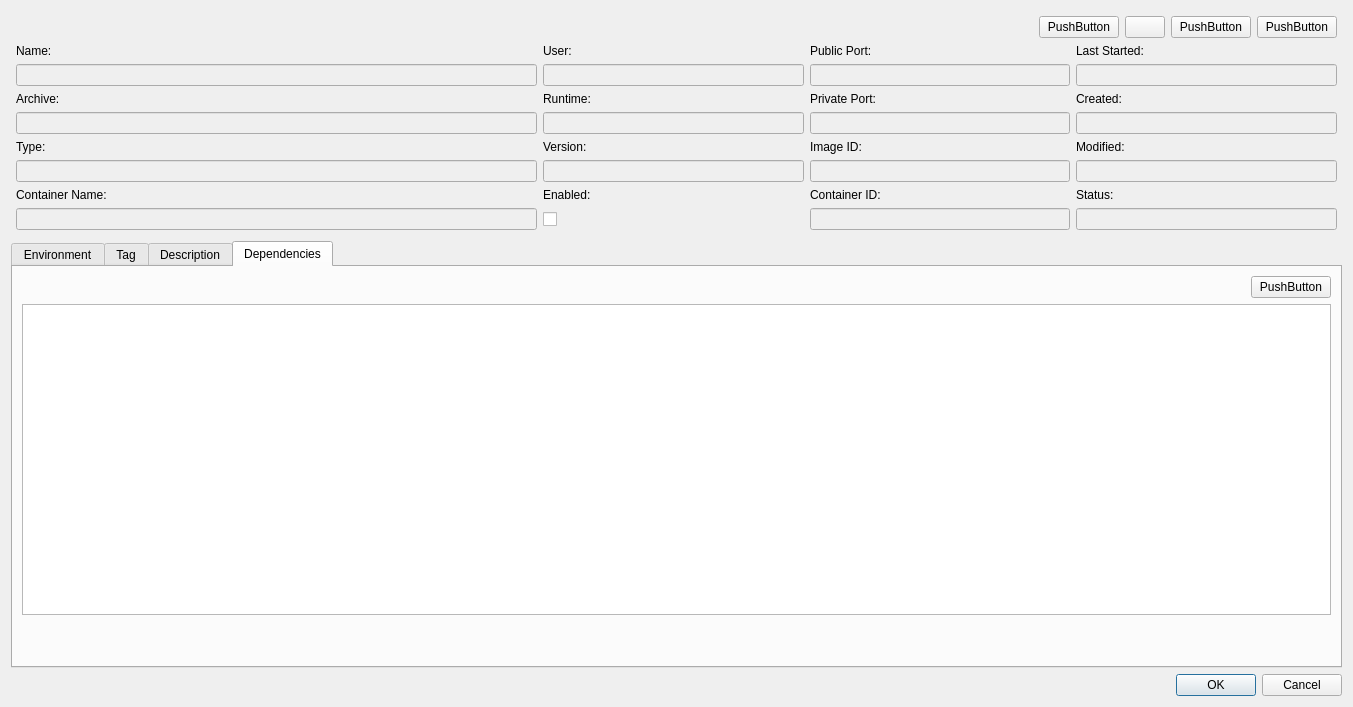
This is src/modules/application/ApplicationEditDialog.ui in jensvogt/awsmock-qt-ui as Qt 5 draws it before an edit. The edited form follows.
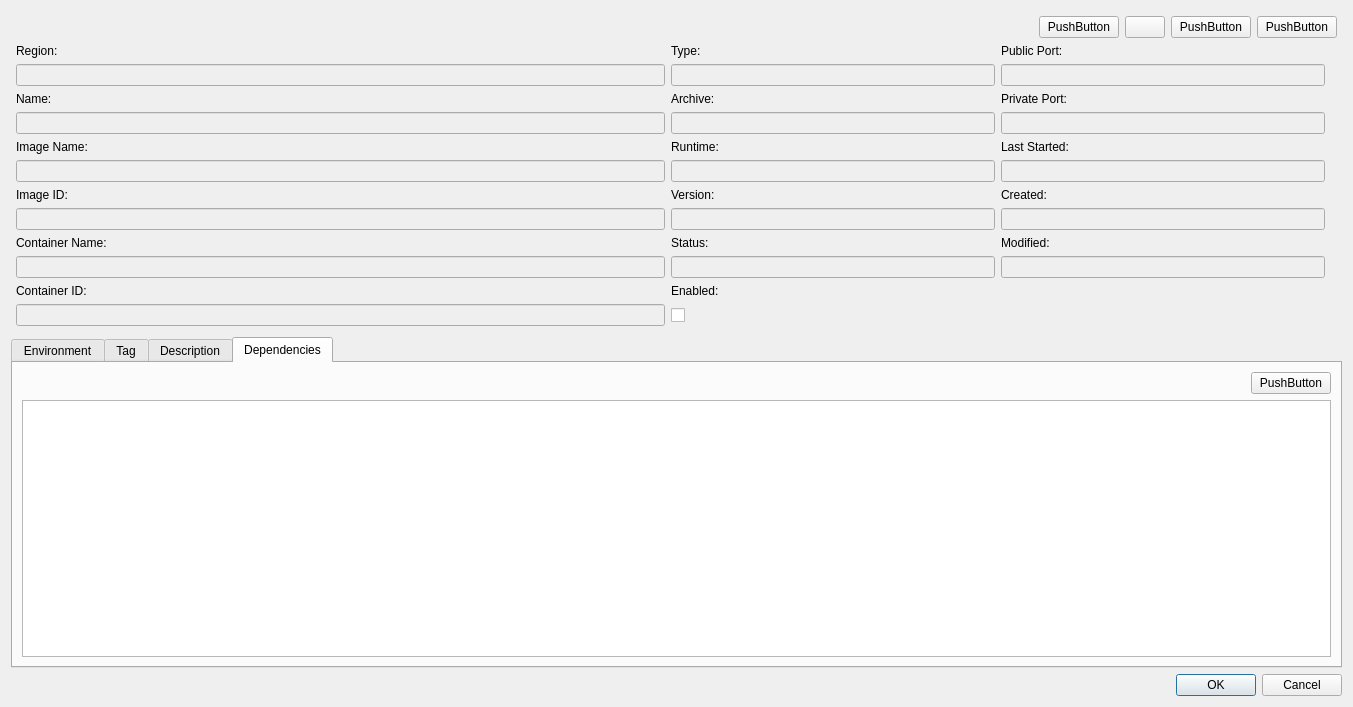
This is the edited form.

Diff of the .ui file:
```diff
--- a/src/modules/application/ApplicationEditDialog.ui
+++ b/src/modules/application/ApplicationEditDialog.ui
@@ -15,7 +15,7 @@
   </property>
   <layout class="QVBoxLayout" name="verticalLayout_4">
    <item>
-    <layout class="QGridLayout" name="gridLayout" rowstretch="0,0,0,0,0,0,0,0,0,0" columnstretch="2,1,1,1">
+    <layout class="QGridLayout" name="gridLayout" rowstretch="0,0,0,0,0,0,0,0,0,0,0,0,0,0,0" columnstretch="2,1,1,0,0" columnminimumwidth="0,0,0,0,0">
      <property name="leftMargin">
       <number>5</number>
      </property>
@@ -28,248 +28,56 @@
      <property name="bottomMargin">
       <number>5</number>
      </property>
-     <item row="9" column="3">
-      <widget class="QLineEdit" name="statusEdit">
+     <item row="13" column="0">
+      <widget class="QLabel" name="containerIdLabel">
+       <property name="text">
+        <string>Container ID:</string>
+       </property>
+      </widget>
+     </item>
+     <item row="1" column="1">
+      <widget class="QLabel" name="runTypeLabel">
+       <property name="text">
+        <string>Type:</string>
+       </property>
+      </widget>
+     </item>
+     <item row="14" column="0">
+      <widget class="QLineEdit" name="containerIdEdit">
        <property name="enabled">
         <bool>false</bool>
        </property>
       </widget>
      </item>
-     <item row="8" column="1">
-      <widget class="QLabel" name="enabledLabel">
-       <property name="text">
-        <string>Enabled:</string>
-       </property>
-      </widget>
-     </item>
      <item row="9" column="0">
-      <widget class="QLineEdit" name="containerNameEdit">
-       <property name="enabled">
-        <bool>false</bool>
+      <widget class="QLabel" name="imageIdLabel">
+       <property name="text">
+        <string>Image ID:</string>
        </property>
       </widget>
      </item>
-     <item row="2" column="3">
-      <widget class="QLineEdit" name="lastStartedEdit">
-       <property name="enabled">
-        <bool>false</bool>
-       </property>
-      </widget>
-     </item>
-     <item row="3" column="1">
+     <item row="6" column="1">
       <widget class="QLabel" name="runtimeLabel">
        <property name="text">
         <string>Runtime:</string>
        </property>
       </widget>
      </item>
+     <item row="10" column="0">
+      <widget class="QLineEdit" name="imageIdEdit">
+       <property name="enabled">
+        <bool>false</bool>
+       </property>
+      </widget>
+     </item>
      <item row="3" column="0">
-      <widget class="QLabel" name="archiveLabel">
-       <property name="text">
-        <string>Archive:</string>
-       </property>
-      </widget>
-     </item>
-     <item row="3" column="3">
-      <widget class="QLabel" name="createdLabel">
-       <property name="text">
-        <string>Created:</string>
-       </property>
-      </widget>
-     </item>
-     <item row="1" column="0">
       <widget class="QLabel" name="nameLabel">
        <property name="text">
         <string>Name:</string>
        </property>
       </widget>
      </item>
-     <item row="7" column="0">
-      <widget class="QLineEdit" name="runTypeEdit">
-       <property name="enabled">
-        <bool>false</bool>
-       </property>
-      </widget>
-     </item>
-     <item row="4" column="2">
-      <widget class="QLineEdit" name="privatePortEdit">
-       <property name="enabled">
-        <bool>false</bool>
-       </property>
-      </widget>
-     </item>
-     <item row="9" column="1">
-      <widget class="QCheckBox" name="enabledCheckBox">
-       <property name="sizePolicy">
-        <sizepolicy hsizetype="Minimum" vsizetype="Minimum">
-         <horstretch>0</horstretch>
-         <verstretch>0</verstretch>
-        </sizepolicy>
-       </property>
-       <property name="maximumSize">
-        <size>
-         <width>16</width>
-         <height>16</height>
-        </size>
-       </property>
-       <property name="text">
-        <string/>
-       </property>
-      </widget>
-     </item>
-     <item row="6" column="1">
-      <widget class="QLabel" name="versionLlabel">
-       <property name="text">
-        <string>Version:</string>
-       </property>
-      </widget>
-     </item>
-     <item row="7" column="3">
-      <widget class="QLineEdit" name="modifiedEdit">
-       <property name="enabled">
-        <bool>false</bool>
-       </property>
-      </widget>
-     </item>
-     <item row="1" column="3">
-      <widget class="QLabel" name="lastStartedLabel">
-       <property name="text">
-        <string>Last Started:</string>
-       </property>
-      </widget>
-     </item>
-     <item row="2" column="0">
-      <widget class="QLineEdit" name="nameEdit">
-       <property name="enabled">
-        <bool>false</bool>
-       </property>
-       <property name="readOnly">
-        <bool>true</bool>
-       </property>
-      </widget>
-     </item>
-     <item row="4" column="0">
-      <widget class="QLineEdit" name="archiveEdit">
-       <property name="enabled">
-        <bool>false</bool>
-       </property>
-       <property name="readOnly">
-        <bool>true</bool>
-       </property>
-      </widget>
-     </item>
-     <item row="8" column="0">
-      <widget class="QLabel" name="containerNameLabel">
-       <property name="text">
-        <string>Container Name:</string>
-       </property>
-      </widget>
-     </item>
-     <item row="7" column="1">
-      <widget class="QLineEdit" name="versionEdit">
-       <property name="enabled">
-        <bool>false</bool>
-       </property>
-      </widget>
-     </item>
-     <item row="6" column="3">
-      <widget class="QLabel" name="modifiedLabel">
-       <property name="text">
-        <string>Modified:</string>
-       </property>
-      </widget>
-     </item>
-     <item row="6" column="0">
-      <widget class="QLabel" name="runTypeLabel">
-       <property name="text">
-        <string>Type:</string>
-       </property>
-      </widget>
-     </item>
-     <item row="4" column="1">
-      <widget class="QLineEdit" name="runtimeEdit">
-       <property name="enabled">
-        <bool>false</bool>
-       </property>
-       <property name="readOnly">
-        <bool>true</bool>
-       </property>
-      </widget>
-     </item>
-     <item row="7" column="2">
-      <widget class="QLineEdit" name="imageIdEdit">
-       <property name="enabled">
-        <bool>false</bool>
-       </property>
-      </widget>
-     </item>
-     <item row="9" column="2">
-      <widget class="QLineEdit" name="containerIdEdit">
-       <property name="enabled">
-        <bool>false</bool>
-       </property>
-      </widget>
-     </item>
-     <item row="2" column="1">
-      <widget class="QLineEdit" name="userEdit">
-       <property name="enabled">
-        <bool>false</bool>
-       </property>
-       <property name="readOnly">
-        <bool>true</bool>
-       </property>
-      </widget>
-     </item>
-     <item row="4" column="3">
-      <widget class="QLineEdit" name="createdEdit">
-       <property name="enabled">
-        <bool>false</bool>
-       </property>
-      </widget>
-     </item>
-     <item row="8" column="3">
-      <widget class="QLabel" name="statusLabel">
-       <property name="text">
-        <string>Status:</string>
-       </property>
-      </widget>
-     </item>
-     <item row="6" column="2">
-      <widget class="QLabel" name="imageIdLabel">
-       <property name="text">
-        <string>Image ID:</string>
-       </property>
-      </widget>
-     </item>
-     <item row="3" column="2">
-      <widget class="QLabel" name="privatePortLabel">
-       <property name="text">
-        <string>Private Port:</string>
-       </property>
-      </widget>
-     </item>
-     <item row="1" column="2">
-      <widget class="QLabel" name="publicPortLabel">
-       <property name="text">
-        <string>Public Port:</string>
-       </property>
-      </widget>
-     </item>
-     <item row="2" column="2">
-      <widget class="QLineEdit" name="publicPortEdit">
-       <property name="enabled">
-        <bool>false</bool>
-       </property>
-      </widget>
-     </item>
-     <item row="8" column="2">
-      <widget class="QLabel" name="containerIdLabel">
-       <property name="text">
-        <string>Container ID:</string>
-       </property>
-      </widget>
-     </item>
-     <item row="0" column="0" colspan="4">
+     <item row="0" column="0" colspan="5">
       <layout class="QHBoxLayout" name="horizontalLayout_4" stretch="0,0,0,0,0">
        <property name="topMargin">
         <number>0</number>
@@ -329,10 +137,213 @@
        </item>
       </layout>
      </item>
-     <item row="1" column="1">
-      <widget class="QLabel" name="userLabel">
+     <item row="11" column="0">
+      <widget class="QLabel" name="containerNameLabel">
        <property name="text">
-        <string>User:</string>
+        <string>Container Name:</string>
+       </property>
+      </widget>
+     </item>
+     <item row="2" column="0">
+      <widget class="QLineEdit" name="regionEdit">
+       <property name="enabled">
+        <bool>false</bool>
+       </property>
+      </widget>
+     </item>
+     <item row="12" column="0">
+      <widget class="QLineEdit" name="containerNameEdit">
+       <property name="enabled">
+        <bool>false</bool>
+       </property>
+      </widget>
+     </item>
+     <item row="7" column="1">
+      <widget class="QLineEdit" name="runtimeEdit">
+       <property name="enabled">
+        <bool>false</bool>
+       </property>
+       <property name="readOnly">
+        <bool>true</bool>
+       </property>
+      </widget>
+     </item>
+     <item row="5" column="0">
+      <widget class="QLineEdit" name="nameEdit">
+       <property name="enabled">
+        <bool>false</bool>
+       </property>
+       <property name="readOnly">
+        <bool>true</bool>
+       </property>
+      </widget>
+     </item>
+     <item row="2" column="1">
+      <widget class="QLineEdit" name="runTypeEdit">
+       <property name="enabled">
+        <bool>false</bool>
+       </property>
+      </widget>
+     </item>
+     <item row="9" column="1">
+      <widget class="QLabel" name="versionLlabel">
+       <property name="text">
+        <string>Version:</string>
+       </property>
+      </widget>
+     </item>
+     <item row="10" column="1">
+      <widget class="QLineEdit" name="versionEdit">
+       <property name="enabled">
+        <bool>false</bool>
+       </property>
+      </widget>
+     </item>
+     <item row="1" column="0">
+      <widget class="QLabel" name="regionLabel">
+       <property name="text">
+        <string>Region:</string>
+       </property>
+      </widget>
+     </item>
+     <item row="14" column="1">
+      <widget class="QCheckBox" name="enabledCheckBox">
+       <property name="sizePolicy">
+        <sizepolicy hsizetype="Minimum" vsizetype="Minimum">
+         <horstretch>0</horstretch>
+         <verstretch>0</verstretch>
+        </sizepolicy>
+       </property>
+       <property name="maximumSize">
+        <size>
+         <width>16</width>
+         <height>16</height>
+        </size>
+       </property>
+       <property name="text">
+        <string/>
+       </property>
+      </widget>
+     </item>
+     <item row="13" column="1">
+      <widget class="QLabel" name="enabledLabel">
+       <property name="text">
+        <string>Enabled:</string>
+       </property>
+      </widget>
+     </item>
+     <item row="1" column="2">
+      <widget class="QLabel" name="publicPortLabel">
+       <property name="text">
+        <string>Public Port:</string>
+       </property>
+      </widget>
+     </item>
+     <item row="2" column="2">
+      <widget class="QLineEdit" name="publicPortEdit">
+       <property name="enabled">
+        <bool>false</bool>
+       </property>
+      </widget>
+     </item>
+     <item row="3" column="2">
+      <widget class="QLabel" name="privatePortLabel">
+       <property name="text">
+        <string>Private Port:</string>
+       </property>
+      </widget>
+     </item>
+     <item row="5" column="2">
+      <widget class="QLineEdit" name="privatePortEdit">
+       <property name="enabled">
+        <bool>false</bool>
+       </property>
+      </widget>
+     </item>
+     <item row="6" column="2">
+      <widget class="QLabel" name="lastStartedLabel">
+       <property name="text">
+        <string>Last Started:</string>
+       </property>
+      </widget>
+     </item>
+     <item row="7" column="2">
+      <widget class="QLineEdit" name="lastStartedEdit">
+       <property name="enabled">
+        <bool>false</bool>
+       </property>
+      </widget>
+     </item>
+     <item row="9" column="2">
+      <widget class="QLabel" name="createdLabel">
+       <property name="text">
+        <string>Created:</string>
+       </property>
+      </widget>
+     </item>
+     <item row="10" column="2">
+      <widget class="QLineEdit" name="createdEdit">
+       <property name="enabled">
+        <bool>false</bool>
+       </property>
+      </widget>
+     </item>
+     <item row="11" column="2">
+      <widget class="QLabel" name="modifiedLabel">
+       <property name="text">
+        <string>Modified:</string>
+       </property>
+      </widget>
+     </item>
+     <item row="12" column="2">
+      <widget class="QLineEdit" name="modifiedEdit">
+       <property name="enabled">
+        <bool>false</bool>
+       </property>
+      </widget>
+     </item>
+     <item row="11" column="1">
+      <widget class="QLabel" name="statusLabel">
+       <property name="text">
+        <string>Status:</string>
+       </property>
+      </widget>
+     </item>
+     <item row="12" column="1">
+      <widget class="QLineEdit" name="statusEdit">
+       <property name="enabled">
+        <bool>false</bool>
+       </property>
+      </widget>
+     </item>
+     <item row="3" column="1">
+      <widget class="QLabel" name="archiveLabel">
+       <property name="text">
+        <string>Archive:</string>
+       </property>
+      </widget>
+     </item>
+     <item row="5" column="1">
+      <widget class="QLineEdit" name="archiveEdit">
+       <property name="enabled">
+        <bool>false</bool>
+       </property>
+       <property name="readOnly">
+        <bool>true</bool>
+       </property>
+      </widget>
+     </item>
+     <item row="6" column="0">
+      <widget class="QLabel" name="imageNameLabel">
+       <property name="text">
+        <string>Image Name:</string>
+       </property>
+      </widget>
+     </item>
+     <item row="7" column="0">
+      <widget class="QLineEdit" name="imageNameEdit">
+       <property name="enabled">
+        <bool>false</bool>
        </property>
       </widget>
      </item>
```
